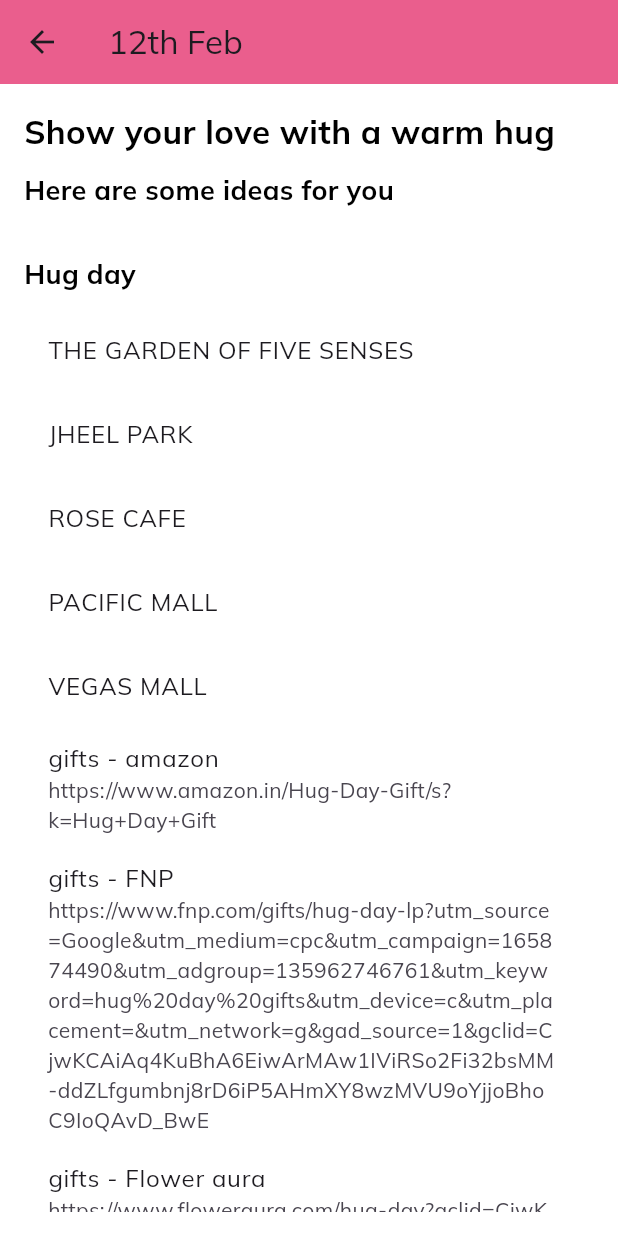
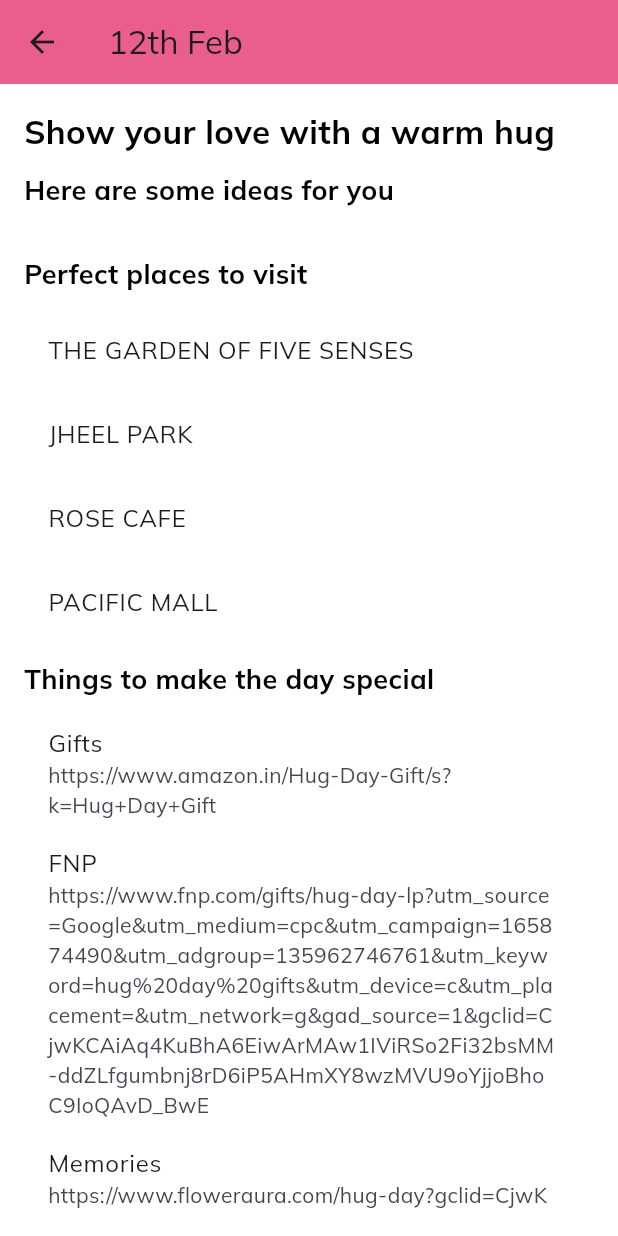
Before and after one commit to Ankit180104/Valentine-week-Special, a Flutter app: the screen it shows after launch, after a tap on an icon or button, on a phone screen of 412 x 824 dp. Run offline on Flutter 3.47's test engine with Material 3 defaults, Android fonts, the phone set to English and light mode, and no system bars; our stand-ins replace get, google_fonts.

Commit message:
corrected contents

```diff
--- a/lib/pages/home.dart
+++ b/lib/pages/home.dart
@@ -170,6 +170,9 @@
       "day": "7 Rose Day",
       "event": "Express your love with roses",
       "additionalInfo": {
+        "How to select Roses":{
+          "site you can visit":"https://indianexpress.com/article/what-is/rose-day-2024-from-date-to-significance-everything-you-need-to-know-9146639/"
+        },
         "Roses you can Buy": {
           "flower bouquet":
               "https://www.amazon.in/s?k=flower+bouquet&crid=9VWYNLX3SBXH&sprefix=flowe+bouque%2Caps%2C309&ref=nb_sb_noss_2",
@@ -200,7 +203,6 @@
           "Guftagu Cafe":
               "https://www.google.com/maps/dir/NSUT,+Azad+Hind+Fauj+Marg,+Dwarka+Sector-3,+Dwarka,+Delhi/Guftagu+Cafe,+34+Main+Road,+DLF+Phase+2,+Sector+25,+Gurugram,+Haryana/@28.5468379,76.9809903,12z/data=!3m1!4b1!4m13!4m12!1m5!1m1!1s0x390d05dd375e5a13:0x108adaa3abe4bd07!2m2!1d77.0379647!2d28.6100216!1m5!1m1!1s0x390d192e241cf5ff:0xe07747ba5a08dbf0!2m2!1d77.094825!2d28.4852699?entry=ttu",
           "Big tree Cafe": "https://www.google.com/maps/dir/NSUT,+Azad+Hind+Fauj+Marg,+Dwarka+Sector-3,+Dwarka,+Delhi/The+Big+Tree+Cafe,+opposite+Paras+Quartier,+Gwal+Pahari,+Gurugram,+Haryana/@28.5223577,76.9992864,12z/data=!3m1!4b1!4m13!4m12!1m5!1m1!1s0x390d05dd375e5a13:0x108adaa3abe4bd07!2m2!1d77.0379647!2d28.6100216!1m5!1m1!1s0x390d19f50603f797:0x58d281926f5de632!2m2!1d77.1323344!2d28.4364957?entry=ttu",
-
         },
         "Proposing Quotes": {
           "Propose using these beautiful quotes": "https://awbi.in/happy-propose-day-2024-wishes-quotes-messages/"
@@ -258,40 +260,41 @@
       "day": "12 Hug Day",
       "event": "Show your love with a warm hug",
       "additionalInfo": {
-        "Hug day": {
-          "perfect places": [
+        "Perfect places to visit": {
+          "Perfect places for the day": [
             "THE GARDEN OF FIVE SENSES ",
             "JHEEL PARK",
             "ROSE CAFE ",
             "PACIFIC MALL",
-            "VEGAS MALL"
           ],
-          "gifts": {
-            "amazon": "https://www.amazon.in/Hug-Day-Gift/s?k=Hug+Day+Gift",
+          },
+        "Things to make the day special": {
+            "Gifts": "https://www.amazon.in/Hug-Day-Gift/s?k=Hug+Day+Gift",
             "FNP":
                 "https://www.fnp.com/gifts/hug-day-lp?utm_source=Google&utm_medium=cpc&utm_campaign=165874490&utm_adgroup=135962746761&utm_keyword=hug%20day%20gifts&utm_device=c&utm_placement=&utm_network=g&gad_source=1&gclid=CjwKCAiAq4KuBhA6EiwArMAw1IViRSo2Fi32bsMM-ddZLfgumbnj8rD6iP5AHmXY8wzMVU9oYjjoBhoC9IoQAvD_BwE",
-            "Flower aura":
+            "Memories":
                 "https://www.floweraura.com/hug-day?gclid=CjwKCAiAq4KuBhA6EiwArMAw1OsxwBkYXDKLQGV8Cz_BfUgvxvpCQVxyIIfz6BS3W52LfKmnGy6CHBoCcp4QAvD_BwE:G:s&keyword=happy+hug+day+gift&fa-matchtype=p&fa-adid=645965398254&fa-network=g&fa-device=c&fa-devicemodel=&fa-physicallocation=9061699&fa-geointent=&gad_source=1",
-          }
-        }
+          },
       }
     },
     {
       "day": "13 Kiss Day",
       "event": "Seal your love with a sweet kiss",
       "additionalInfo": {
-        "Kiss day": {
+        "Best locations For the day": {
+          "Perfect place for the day": {
+            "JHEEL PARK": "https://www.google.com/maps/dir/Netaji+Subhas+University+of+Technology,+Azad+Hind+Fauj+Marg,+Dwarka+Sector-3,+Dwarka,+Delhi/269,+Manak+Vihar,+Tihar+Village,+New+Delhi,+Delhi,+110018/@28.6202743,77.0508286,14z/data=!3m1!4b1!4m13!4m12!1m5!1m1!1s0x390d05dd375e5a13:0x108adaa3abe4bd07!2m2!1d77.0379647!2d28.6100216!1m5!1m1!1s0x390d035eb91789c7:0x5adc9b62d1e8a3c6!2m2!1d77.107031!2d28.6309688?entry=ttu",
+            "ROSE CAFE": "https://www.google.com/maps/dir/Netaji+Subhas+University+of+Technology,+Azad+Hind+Fauj+Marg,+Dwarka+Sector-3,+Dwarka,+Delhi/Rose+Cafe,+Westend+Marg,+Butterfly+Park,+Saiyad+Ul+Ajaib+Extension,+Saket,+New+Delhi,+Delhi/@28.5639961,77.0369939,12z/data=!3m1!4b1!4m13!4m12!1m5!1m1!1s0x390d05dd375e5a13:0x108adaa3abe4bd07!2m2!1d77.0379647!2d28.6100216!1m5!1m1!1s0x390ce1e407a7bc3f:0xe4daa7dba1c7f579!2m2!1d77.1982881!2d28.517792?entry=ttu",
+            "VEGAS MALL": "https://www.google.com/maps/dir/Netaji+Subhas+University+of+Technology,+Azad+Hind+Fauj+Marg,+Dwarka+Sector-3,+Dwarka,+Delhi/Vegas+Mall,+Pocket+1,+Sector+14+Dwarka,+Dwarka,+Delhi/@28.6046357,77.0285702,16z/data=!3m1!4b1!4m13!4m12!1m5!1m1!1s0x390d05dd375e5a13:0x108adaa3abe4bd07!2m2!1d77.0379647!2d28.6100216!1m5!1m1!1s0x390d1dd61eb460af:0xe89377d97456bc5e!2m2!1d77.029572!2d28.6007474?entry=ttu",
+          },
+        },
+        "Get you corner tickets fast": {
           "BOOK MOVIE": {
             "BOOK MY SHOW":
                 "https://in.bookmyshow.com/explore/home/national-capital-region-ncr",
             "PVR": "https://www.pvrcinemas.com/",
             "JUST DIAL": "https://www.justdial.com/Delhi/PVR-INOX/"
           },
-          "perfect places": [
-            "JHEEL PARK",
-            "ROSE CAFE",
-            "VEGAS MALL",
-          ],
         }
       }
     },
```
